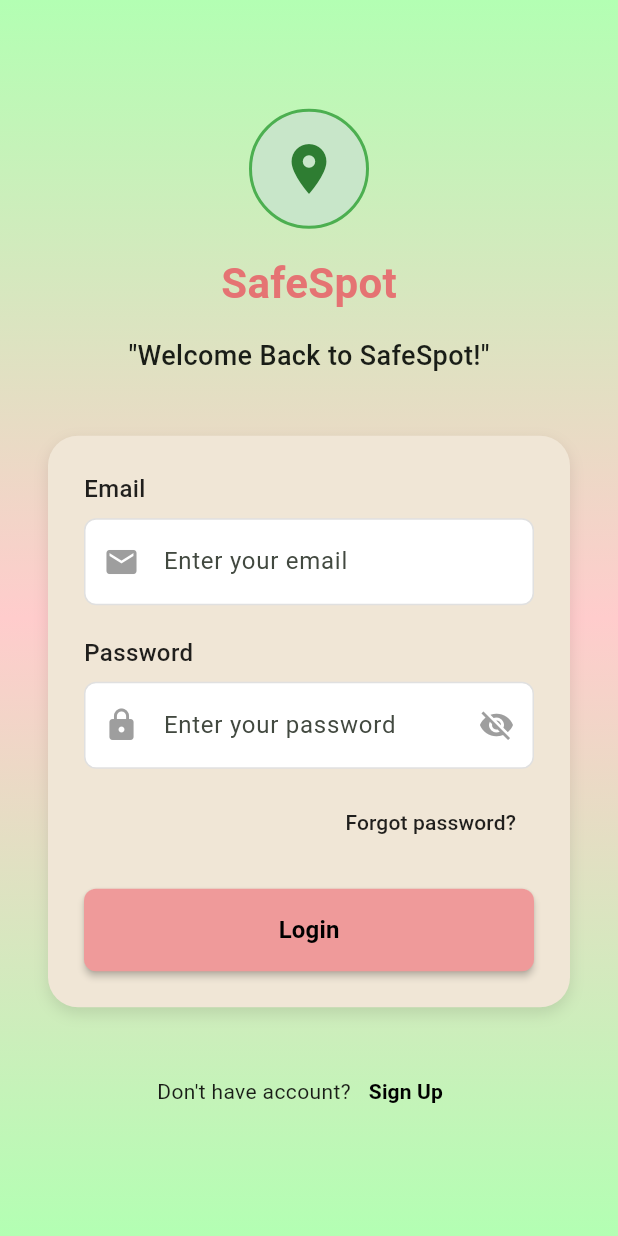
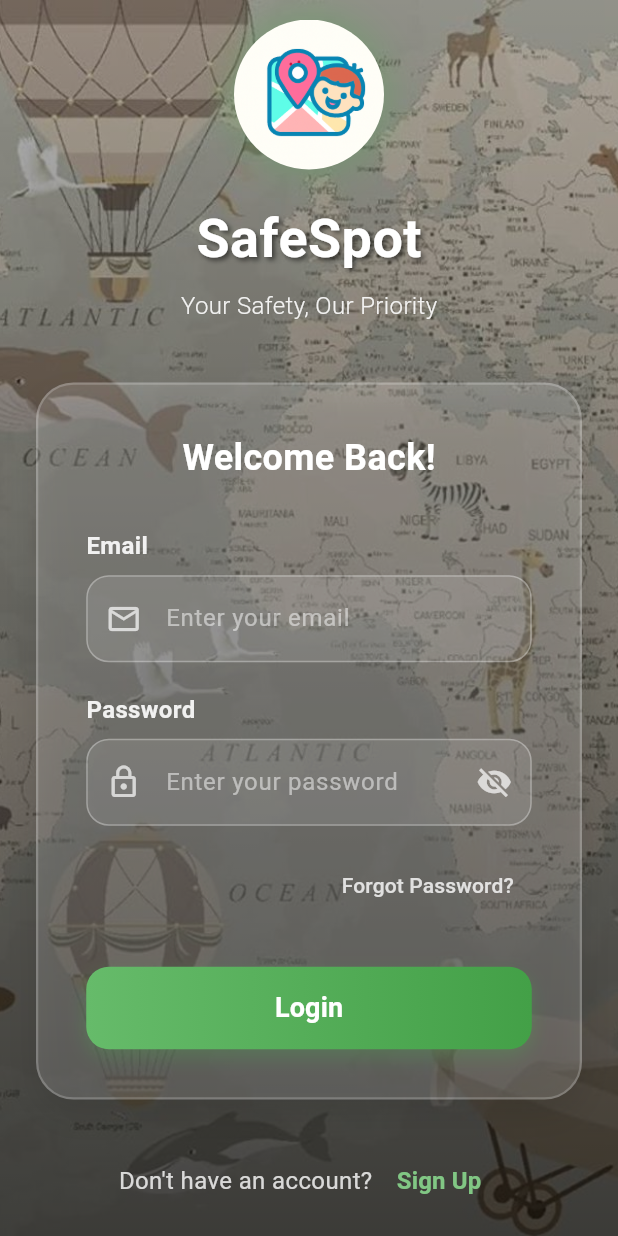
Before and after one commit to reymartjohneva/SafeSpot, a Flutter app: the screen it shows after launch, on a phone screen of 412 x 824 dp. Run offline on Flutter 3.47's test engine with Material 3 defaults, Android fonts, the phone set to English and light mode, and no system bars.

Commit message:
feat: added icon, bg, new login

```diff
--- a/lib/pages/login_page.dart
+++ b/lib/pages/login_page.dart
@@ -102,226 +102,212 @@ class _LoginPageState extends State<LoginPage> {
     return Scaffold(
       body: Container(
         decoration: const BoxDecoration(
+          image: DecorationImage(
+            image: AssetImage('assets/bg2_icon.jpg'),
+            fit: BoxFit.cover,
+          ),
+        ),
+        child: Container(
+          // Overlay to darken/blend the background image
+          decoration: BoxDecoration(
             gradient: LinearGradient(
               begin: Alignment.topCenter,
               end: Alignment.bottomCenter,
               colors: [
-              Color(0xFFB3FFB3), // Light green at top
-              Color(0xFFFFCCCC), // Light pink in middle
-              Color(0xFFB3FFB3), // Light green at bottom
+                Colors.black.withOpacity(0.3),
+                Colors.black.withOpacity(0.5),
+                Colors.black.withOpacity(0.7),
               ],
             ),
           ),
           child: SafeArea(
             child: Center(
               child: SingleChildScrollView(
-              child: Padding(
-                padding: const EdgeInsets.symmetric(horizontal: 32.0),
+                padding: const EdgeInsets.symmetric(horizontal: 24.0),
                 child: Column(
                   mainAxisAlignment: MainAxisAlignment.center,
                   children: [
-                    // Logo
+                    // Logo and branding section
                     Container(
-                      height: 80,
-                      width: 80,
+                      margin: const EdgeInsets.only(bottom: 40),
+                      child: Column(
+                        children: [
+                          // Enhanced logo with glow effect using PNG image
+                          Container(
+                            height: 100,
+                            width: 100,
                             decoration: BoxDecoration(
                               shape: BoxShape.circle,
-                        color: Colors.green.shade100,
-                        border: Border.all(color: Colors.green, width: 2),
+                              boxShadow: [
+                                BoxShadow(
+                                  color: Colors.green.withOpacity(0.3),
+                                  blurRadius: 20,
+                                  spreadRadius: 5,
+                                ),
+                              ],
+                            ),
+                            child: ClipRRect(
+                              borderRadius: BorderRadius.circular(50),
+                              child: Image.asset(
+                                'assets/app1_icon.png',
+                                fit: BoxFit.cover,
+                                errorBuilder: (context, error, stackTrace) {
+                                  // Fallback to icon if image fails to load
+                                  return Container(
+                                    decoration: BoxDecoration(
+                                      shape: BoxShape.circle,
+                                      gradient: LinearGradient(
+                                        begin: Alignment.topLeft,
+                                        end: Alignment.bottomRight,
+                                        colors: [
+                                          Colors.green.shade300,
+                                          Colors.green.shade600,
+                                        ],
+                                      ),
                                     ),
                                     child: Center(
                                       child: Icon(
                                         Icons.location_on,
-                          color: Colors.green.shade800,
-                          size: 40,
+                                        color: Colors.white,
+                                        size: 50,
+                                      ),
+                                    ),
+                                  );
+                                },
                               ),
                             ),
                           ),
-                    const SizedBox(height: 16),
+                          const SizedBox(height: 20),
 
-                    // App name
+                          // App name with shadow
                           Text(
                             'SafeSpot',
                             style: TextStyle(
-                        fontSize: 28,
+                              fontSize: 36,
                               fontWeight: FontWeight.bold,
-                        color: Colors.red.shade300,
+                              color: Colors.white,
+                              shadows: [
+                                Shadow(
+                                  color: Colors.black.withOpacity(0.5),
+                                  offset: const Offset(2, 2),
+                                  blurRadius: 4,
+                                ),
+                              ],
                             ),
                           ),
-                    const SizedBox(height: 16),
+                          const SizedBox(height: 8),
 
-                    // Welcome message
-                    const Text(
-                      '"Welcome Back to SafeSpot!"',
+                          // Tagline
+                          Text(
+                            'Your Safety, Our Priority',
                             style: TextStyle(
-                        fontSize: 18,
-                        fontWeight: FontWeight.w500,
+                              fontSize: 16,
+                              color: Colors.white.withOpacity(0.9),
+                              fontWeight: FontWeight.w300,
                             ),
                           ),
-                    const SizedBox(height: 40),
+                        ],
+                      ),
+                    ),
 
-                    // Form Container Box
+                    // Login form with glassmorphism effect
                     Container(
-                      padding: const EdgeInsets.all(24.0),
+                      padding: const EdgeInsets.all(32.0),
                       decoration: BoxDecoration(
-                        color: const Color(0xFFF0E6D6), // Light beige/cream color
-                        borderRadius: BorderRadius.circular(20),
+                        color: Colors.white.withOpacity(0.15),
+                        borderRadius: BorderRadius.circular(25),
+                        border: Border.all(
+                          color: Colors.white.withOpacity(0.2),
+                          width: 1.5,
+                        ),
                         boxShadow: [
                           BoxShadow(
                             color: Colors.black.withOpacity(0.1),
-                            blurRadius: 8,
-                            offset: const Offset(0, 4),
+                            blurRadius: 20,
+                            offset: const Offset(0, 10),
                           ),
                         ],
                       ),
                       child: Column(
                         crossAxisAlignment: CrossAxisAlignment.start,
                         children: [
-                          // Email field
-                          const Text(
-                            'Email',
+                          // Welcome back text
+                          Center(
+                            child: Text(
+                              'Welcome Back!',
                               style: TextStyle(
-                              fontSize: 16,
-                              fontWeight: FontWeight.w500,
-                              color: Colors.black87,
+                                fontSize: 24,
+                                fontWeight: FontWeight.bold,
+                                color: Colors.white,
                               ),
                             ),
-                          const SizedBox(height: 8),
-                          Container(
-                            decoration: BoxDecoration(
-                              color: Colors.white,
-                              borderRadius: BorderRadius.circular(8),
-                              border: Border.all(color: Colors.grey.shade300),
                           ),
-                            child: TextField(
+                          const SizedBox(height: 30),
+
+                          // Email field
+                          _buildInputField(
                             controller: _emailController,
+                            label: 'Email',
+                            icon: Icons.email_outlined,
                             keyboardType: TextInputType.emailAddress,
                             enabled: !_isLoading,
-                              decoration: const InputDecoration(
-                                prefixIcon: Icon(Icons.email, color: Colors.grey),
-                                border: InputBorder.none,
-                                contentPadding: EdgeInsets.symmetric(horizontal: 16, vertical: 16),
-                                hintText: 'Enter your email',
-                              ),
-                            ),
                           ),
                           const SizedBox(height: 20),
 
                           // Password field
-                          const Text(
-                            'Password',
-                            style: TextStyle(
-                              fontSize: 16,
-                              fontWeight: FontWeight.w500,
-                              color: Colors.black87,
-                            ),
-                          ),
-                          const SizedBox(height: 8),
-                          Container(
-                            decoration: BoxDecoration(
-                              color: Colors.white,
-                              borderRadius: BorderRadius.circular(8),
-                              border: Border.all(color: Colors.grey.shade300),
-                            ),
-                            child: TextField(
-                              controller: _passwordController,
-                              obscureText: _obscurePassword,
-                              enabled: !_isLoading,
-                              decoration: InputDecoration(
-                                prefixIcon: const Icon(Icons.lock, color: Colors.grey),
-                                suffixIcon: IconButton(
-                                  icon: Icon(
-                                    _obscurePassword ? Icons.visibility_off : Icons.visibility,
-                                    color: Colors.grey,
-                                  ),
-                                  onPressed: _isLoading ? null : () {
-                                    setState(() {
-                                      _obscurePassword = !_obscurePassword;
-                                    });
-                                  },
-                                ),
-                                border: InputBorder.none,
-                                contentPadding: const EdgeInsets.symmetric(horizontal: 16, vertical: 16),
-                                hintText: 'Enter your password',
-                              ),
-                            ),
-                          ),
-                          const SizedBox(height: 12),
+                          _buildPasswordField(),
+                          const SizedBox(height: 16),
 
                           // Forgot password
                           Align(
                             alignment: Alignment.centerRight,
                             child: TextButton(
                               onPressed: _isLoading ? null : () {
-                                // Implement forgot password functionality
                                 _showSnackBar('Forgot password feature coming soon!', Colors.blue);
                               },
-                              child: const Text(
-                                'Forgot password?',
+                              child: Text(
+                                'Forgot Password?',
                                 style: TextStyle(
-                                  color: Colors.black87,
+                                  color: Colors.white.withOpacity(0.8),
                                   fontSize: 14,
+                                  fontWeight: FontWeight.w500,
                                 ),
                               ),
                             ),
                           ),
-                          const SizedBox(height: 20),
+                          const SizedBox(height: 30),
 
                           // Login button
-                          SizedBox(
-                            width: double.infinity,
-                            child: ElevatedButton(
-                              onPressed: _isLoading ? null : _handleLogin,
-                              style: ElevatedButton.styleFrom(
-                                backgroundColor: _isLoading ? Colors.grey.shade300 : Colors.red.shade200,
-                                foregroundColor: Colors.black,
-                                padding: const EdgeInsets.symmetric(vertical: 16),
-                                shape: RoundedRectangleBorder(
-                                  borderRadius: BorderRadius.circular(8),
-                                ),
-                                elevation: 2,
-                              ),
-                              child: _isLoading
-                                  ? const SizedBox(
-                                height: 20,
-                                width: 20,
-                                child: CircularProgressIndicator(
-                                  strokeWidth: 2,
-                                  valueColor: AlwaysStoppedAnimation<Color>(Colors.black),
-                                ),
-                              )
-                                  : const Text(
-                                'Login',
-                                style: TextStyle(
-                                  fontSize: 16,
-                                  fontWeight: FontWeight.bold,
-                                ),
-                              ),
-                            ),
-                          ),
+                          _buildLoginButton(),
                         ],
                       ),
                     ),
-                    const SizedBox(height: 32),
+                    const SizedBox(height: 30),
 
                     // Sign up link
                     Row(
                       mainAxisAlignment: MainAxisAlignment.center,
                       children: [
-                        const Text("Don't have account?"),
+                        Text(
+                          "Don't have an account? ",
+                          style: TextStyle(
+                            color: Colors.white.withOpacity(0.8),
+                            fontSize: 16,
+                          ),
+                        ),
                         TextButton(
                           onPressed: _isLoading ? null : () {
-                            // Navigate to sign up page
                             Navigator.push(
                               context,
                               MaterialPageRoute(builder: (context) => const RegistrationPage()),
                             );
                           },
-                          child: const Text(
+                          child: Text(
                             'Sign Up',
                             style: TextStyle(
                               fontWeight: FontWeight.bold,
-                              color: Colors.black,
+                              color: Colors.green.shade300,
+                              fontSize: 16,
                             ),
                           ),
                         ),
@@ -336,4 +322,158 @@ class _LoginPageState extends State<LoginPage> {
       ),
     );
   }
+
+  Widget _buildInputField({
+    required TextEditingController controller,
+    required String label,
+    required IconData icon,
+    TextInputType? keyboardType,
+    bool enabled = true,
+  }) {
+    return Column(
+      crossAxisAlignment: CrossAxisAlignment.start,
+      children: [
+        Text(
+          label,
+          style: TextStyle(
+            fontSize: 16,
+            fontWeight: FontWeight.w600,
+            color: Colors.white.withOpacity(0.9),
+          ),
+        ),
+        const SizedBox(height: 8),
+        Container(
+          decoration: BoxDecoration(
+            color: Colors.white.withOpacity(0.1),
+            borderRadius: BorderRadius.circular(15),
+            border: Border.all(
+              color: Colors.white.withOpacity(0.3),
+              width: 1,
+            ),
+          ),
+          child: TextField(
+            controller: controller,
+            keyboardType: keyboardType,
+            enabled: enabled,
+            style: const TextStyle(color: Colors.white),
+            decoration: InputDecoration(
+              prefixIcon: Icon(icon, color: Colors.white.withOpacity(0.7)),
+              border: InputBorder.none,
+              contentPadding: const EdgeInsets.symmetric(horizontal: 20, vertical: 16),
+              hintText: 'Enter your ${label.toLowerCase()}',
+              hintStyle: TextStyle(
+                color: Colors.white.withOpacity(0.5),
+              ),
+            ),
+          ),
+        ),
+      ],
+    );
   }
+
+  Widget _buildPasswordField() {
+    return Column(
+      crossAxisAlignment: CrossAxisAlignment.start,
+      children: [
+        Text(
+          'Password',
+          style: TextStyle(
+            fontSize: 16,
+            fontWeight: FontWeight.w600,
+            color: Colors.white.withOpacity(0.9),
+          ),
+        ),
+        const SizedBox(height: 8),
+        Container(
+          decoration: BoxDecoration(
+            color: Colors.white.withOpacity(0.1),
+            borderRadius: BorderRadius.circular(15),
+            border: Border.all(
+              color: Colors.white.withOpacity(0.3),
+              width: 1,
+            ),
+          ),
+          child: TextField(
+            controller: _passwordController,
+            obscureText: _obscurePassword,
+            enabled: !_isLoading,
+            style: const TextStyle(color: Colors.white),
+            decoration: InputDecoration(
+              prefixIcon: Icon(Icons.lock_outline, color: Colors.white.withOpacity(0.7)),
+              suffixIcon: IconButton(
+                icon: Icon(
+                  _obscurePassword ? Icons.visibility_off : Icons.visibility,
+                  color: Colors.white.withOpacity(0.7),
+                ),
+                onPressed: _isLoading ? null : () {
+                  setState(() {
+                    _obscurePassword = !_obscurePassword;
+                  });
+                },
+              ),
+              border: InputBorder.none,
+              contentPadding: const EdgeInsets.symmetric(horizontal: 20, vertical: 16),
+              hintText: 'Enter your password',
+              hintStyle: TextStyle(
+                color: Colors.white.withOpacity(0.5),
+              ),
+            ),
+          ),
+        ),
+      ],
+    );
+  }
+
+  Widget _buildLoginButton() {
+    return Container(
+      width: double.infinity,
+      height: 55,
+      decoration: BoxDecoration(
+        gradient: LinearGradient(
+          begin: Alignment.centerLeft,
+          end: Alignment.centerRight,
+          colors: _isLoading
+              ? [Colors.grey.shade400, Colors.grey.shade500]
+              : [Colors.green.shade400, Colors.green.shade600],
+        ),
+        borderRadius: BorderRadius.circular(15),
+        boxShadow: [
+          BoxShadow(
+            color: _isLoading
+                ? Colors.grey.withOpacity(0.3)
+                : Colors.green.withOpacity(0.3),
+            blurRadius: 10,
+            offset: const Offset(0, 5),
+          ),
+        ],
+      ),
+      child: ElevatedButton(
+        onPressed: _isLoading ? null : _handleLogin,
+        style: ElevatedButton.styleFrom(
+          backgroundColor: Colors.transparent,
+          shadowColor: Colors.transparent,
+          shape: RoundedRectangleBorder(
+            borderRadius: BorderRadius.circular(15),
+          ),
+        ),
+        child: _isLoading
+            ? const SizedBox(
+          height: 24,
+          width: 24,
+          child: CircularProgressIndicator(
+            strokeWidth: 2.5,
+            valueColor: AlwaysStoppedAnimation<Color>(Colors.white),
+          ),
+        )
+            : const Text(
+          'Login',
+          style: TextStyle(
+            fontSize: 18,
+            fontWeight: FontWeight.bold,
+            color: Colors.white,
+          ),
+        ),
+      ),
+    );
+  }
+}
```
Also changed, not shown: pubspec.yaml (+4 -4 lines), assets/app1_icon.png (added), assets/bg2_icon.jpg (added), assets/bg3_icon.jpg (added). Lines whose indentation alone changed are shown as unchanged.
